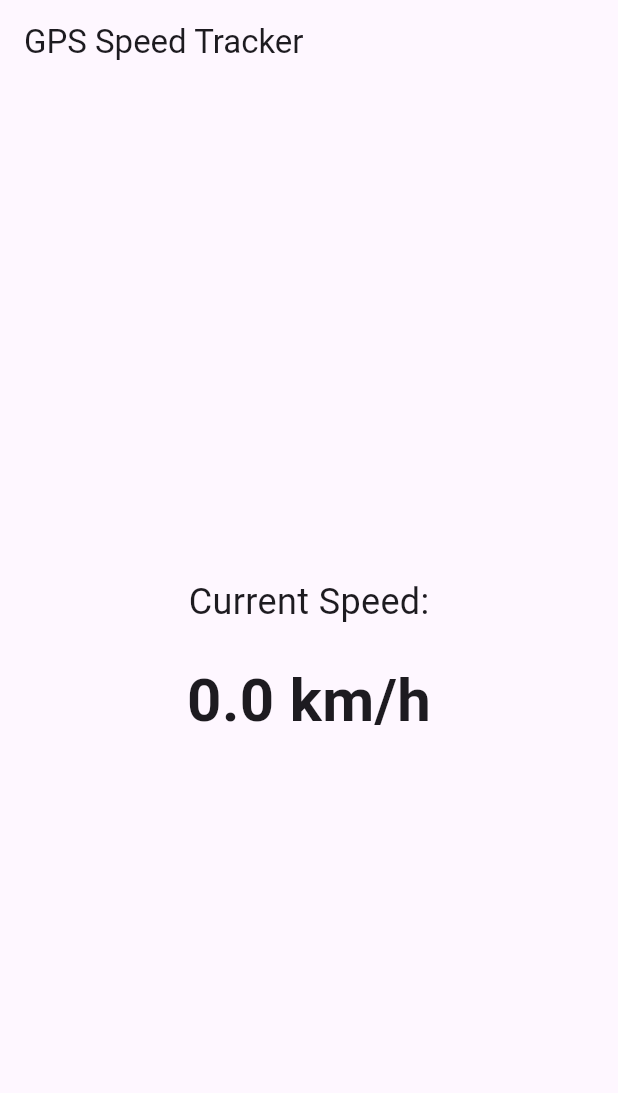
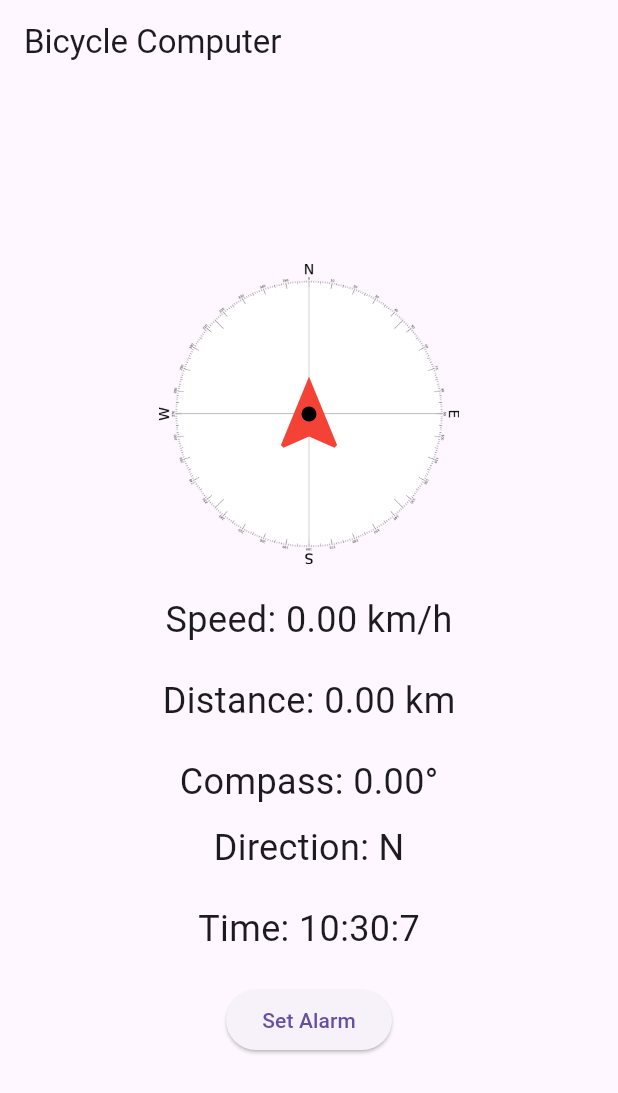
Before and after one commit to nishtechs/BicycleInfoCluster, a Flutter app: the screen it shows after launch, on a phone screen of 412 x 824 dp. Shown: the top 1093 px of the screen. Run offline on Flutter 3.47's test engine with Material 3 defaults, Android fonts, the light colour scheme and no system bars; our stand-ins replace flutter_compass, flutter_local_notifications, geolocator.

Commit message:
Compass Working Fine Tested

```diff
--- a/lib/main.dart
+++ b/lib/main.dart
@@ -1,103 +1,196 @@
 import 'package:flutter/material.dart';
+import 'package:flutter_compass/flutter_compass.dart';
 import 'package:geolocator/geolocator.dart';
+import 'package:flutter_local_notifications/flutter_local_notifications.dart';
+import 'dart:math';
 
 void main() {
-  runApp(const MyApp());
+  runApp(MyApp());
 }
 
 class MyApp extends StatelessWidget {
-  const MyApp({super.key});
-
   @override
   Widget build(BuildContext context) {
     return MaterialApp(
       debugShowCheckedModeBanner: false,
-      title: 'GPS Speed Tracker',
+      title: 'Bicycle Computer',
       theme: ThemeData(
         primarySwatch: Colors.blue,
       ),
-      home: const SpeedTracker(),
+      home: BicycleComputerScreen(),
     );
   }
 }
 
-class SpeedTracker extends StatefulWidget {
-  const SpeedTracker({super.key});
-
+class BicycleComputerScreen extends StatefulWidget {
   @override
-  _SpeedTrackerState createState() => _SpeedTrackerState();
+  _BicycleComputerScreenState createState() => _BicycleComputerScreenState();
 }
 
-class _SpeedTrackerState extends State<SpeedTracker> {
-  String _speed = '0.0';
-  late Position _currentPosition;
+class _BicycleComputerScreenState extends State<BicycleComputerScreen> {
+  double _speed = 0.0;
+  double _distance = 0.0;
+  double _heading = 0.0;
+  String _direction = 'N';
+  DateTime _currentTime = DateTime.now();
+  FlutterLocalNotificationsPlugin flutterLocalNotificationsPlugin = FlutterLocalNotificationsPlugin();
 
   @override
   void initState() {
     super.initState();
-    _getCurrentLocation();
+    _initCompass();
+    _initLocation();
+    _initNotifications();
+    _updateTime();
   }
 
-  Future<void> _getCurrentLocation() async {
-    bool serviceEnabled;
-    LocationPermission permission;
-
-    // Check if location services are enabled
-    serviceEnabled = await Geolocator.isLocationServiceEnabled();
-    if (!serviceEnabled) {
-      // Location services are not enabled, request them
-      return;
+  double convertHeading(double heading) {
+    return (heading > 180) ? heading - 360 : heading;
   }
 
-    // Check location permission
-    permission = await Geolocator.checkPermission();
-    if (permission == LocationPermission.denied) {
-      permission = await Geolocator.requestPermission();
-      if (permission != LocationPermission.whileInUse && permission != LocationPermission.always) {
-        return;
-      }
+  void _initCompass() {
+    FlutterCompass.events?.listen((CompassEvent event) {
+      setState(() {
+        _heading = convertHeading(event.heading ?? 0.0);
+        _direction = _getDirection(_heading);
+      });
+    });
   }
 
-    // Get the current location with desired accuracy
-    LocationSettings locationSettings = const LocationSettings(
-      accuracy: LocationAccuracy.high, // Set the desired accuracy
-      distanceFilter: 10, // Minimum distance (in meters) between location updates
-    );
-
-    // Start listening to location updates
-    Geolocator.getPositionStream(locationSettings: locationSettings).listen((Position position) {
+  void _initLocation() {
+    Geolocator.getPositionStream().listen((Position position) {
       setState(() {
-        _currentPosition = position;
-        double speedInMetersPerSecond = _currentPosition.speed;
-        double speedInKilometersPerHour = speedInMetersPerSecond * 3.6; // Convert m/s to km/h
-        _speed = speedInKilometersPerHour.toStringAsFixed(2); // Speed in km/h
+        _speed = position.speed;
+        _distance += position.speed * (1 / 3600); // Update distance in km
       });
     });
+  }
+
+  void _initNotifications() {
+    var initializationSettingsAndroid = AndroidInitializationSettings('@mipmap/ic_launcher');
+    var initializationSettings = InitializationSettings(android: initializationSettingsAndroid);
+    flutterLocalNotificationsPlugin.initialize(initializationSettings);
+  }
+
+  void _updateTime() {
+    setState(() {
+      _currentTime = DateTime.now();
+    });
+    Future.delayed(Duration(seconds: 1), _updateTime);
+  }
+
+  void _setAlarm() async {
+    var androidPlatformChannelSpecifics = const AndroidNotificationDetails(
+      'alarm_channel',
+      'Alarm Channel',
+      importance: Importance.max,
+      priority: Priority.high,
+    );
+    var platformChannelSpecifics = NotificationDetails(android: androidPlatformChannelSpecifics);
+    await flutterLocalNotificationsPlugin.show(
+      0,
+      'Alarm',
+      'Time to take a break!',
+      platformChannelSpecifics,
+    );
+  }
+
+  String _getDirection(double heading) {
+    double normalizedHeading = (heading < 0) ? heading + 360 : heading;
+
+    if (normalizedHeading >= 337.5 || normalizedHeading < 22.5) {
+      return 'N';
+    } else if (normalizedHeading >= 22.5 && normalizedHeading < 67.5) {
+      return 'NE';
+    } else if (normalizedHeading >= 67.5 && normalizedHeading < 112.5) {
+      return 'E';
+    } else if (normalizedHeading >= 112.5 && normalizedHeading < 157.5) {
+      return 'SE';
+    } else if (normalizedHeading >= 157.5 && normalizedHeading < 202.5) {
+      return 'S';
+    } else if (normalizedHeading >= 202.5 && normalizedHeading < 247.5) {
+      return 'SW';
+    } else if (normalizedHeading >= 247.5 && normalizedHeading < 292.5) {
+      return 'W';
+    } else if (normalizedHeading >= 292.5 && normalizedHeading < 337.5) {
+      return 'NW';
+    } else {
+      return 'N';
+    }
   }
 
   @override
   Widget build(BuildContext context) {
     return Scaffold(
       appBar: AppBar(
-        title: const Text('GPS Speed Tracker'),
+        title: Text('Bicycle Computer'),
       ),
       body: Center(
+        child: SingleChildScrollView(
           child: Padding(
             padding: const EdgeInsets.all(16.0),
             child: Column(
               mainAxisAlignment: MainAxisAlignment.center,
-            crossAxisAlignment: CrossAxisAlignment.center,
               children: [
-              const Text(
-                'Current Speed:',
-                style: TextStyle(fontSize: 24),
+                // Compass UI with Rotating Circle
+                Container(
+                  width: 200,
+                  height: 200,
+                  child: Stack(
+                    alignment: Alignment.center,
+                    children: [
+                      // Rotating Compass Background
+                      Transform.rotate(
+                        angle: _heading * (pi / -180), // Convert degrees to radians
+                        child: Image.asset(
+                          'assets/compass.png', // Add a compass image with N, NE, E, etc.
+                          width: 200,
+                          height: 200,
+                          fit: BoxFit.cover,
                         ),
-              const SizedBox(height: 20),
-              Text(
-                '$_speed km/h', // Display speed in km/h
-                style: const TextStyle(fontSize: 40, fontWeight: FontWeight.bold),
+                      ),
+
+                      // Static Arrow (Fixed)
+                      Icon(
+                        Icons.navigation,
+                        size: 60,
+                        color: Colors.red,
+                      ),
+
+                      // Center Dot
+                      Container(
+                        width: 10,
+                        height: 10,
+                        decoration: BoxDecoration(
+                          shape: BoxShape.circle,
+                          color: Colors.black,
+                        ),
                       ),
                     ],
+                  ),
+                ),
+                SizedBox(height: 20),
+                // Speedometer
+                Text('Speed: ${_speed.toStringAsFixed(2)} km/h', style: TextStyle(fontSize: 24)),
+                SizedBox(height: 20),
+                // ODO Meter
+                Text('Distance: ${_distance.toStringAsFixed(2)} km', style: TextStyle(fontSize: 24)),
+                SizedBox(height: 20),
+                // Compass Heading and Direction
+                Text('Compass: ${_heading.toStringAsFixed(2)}°', style: TextStyle(fontSize: 24)),
+                SizedBox(height: 10),
+                Text('Direction: $_direction', style: TextStyle(fontSize: 24)),
+                SizedBox(height: 20),
+                // Current Time
+                Text('Time: ${_currentTime.hour}:${_currentTime.minute}:${_currentTime.second}', style: TextStyle(fontSize: 24)),
+                SizedBox(height: 20),
+                // Alarm Button
+                ElevatedButton(
+                  onPressed: _setAlarm,
+                  child: Text('Set Alarm'),
+                ),
+              ],
+            ),
           ),
         ),
       ),
--- a/pubspec.yaml
+++ b/pubspec.yaml
@@ -39,6 +39,7 @@ dependencies:
   flutter_compass: ^0.8.1
   flutter_local_notifications: ^18.0.1
   flutter_bloc: ^9.0.0
+  wakelock_plus: ^1.2.10
 
 dev_dependencies:
   flutter_test:
@@ -63,8 +64,8 @@ flutter:
   uses-material-design: true
 
   # To add assets to your application, add an assets section, like this:
-  # assets:
-  #   - images/a_dot_burr.jpeg
+  assets:
+     - assets/
   #   - images/a_dot_ham.jpeg
 
   # An image asset can refer to one or more resolution-specific "variants", see
```
Also changed, not shown: assets/compass.png (added), pubspec.lock, 4 other files. Lines whose indentation alone changed are shown as unchanged.
